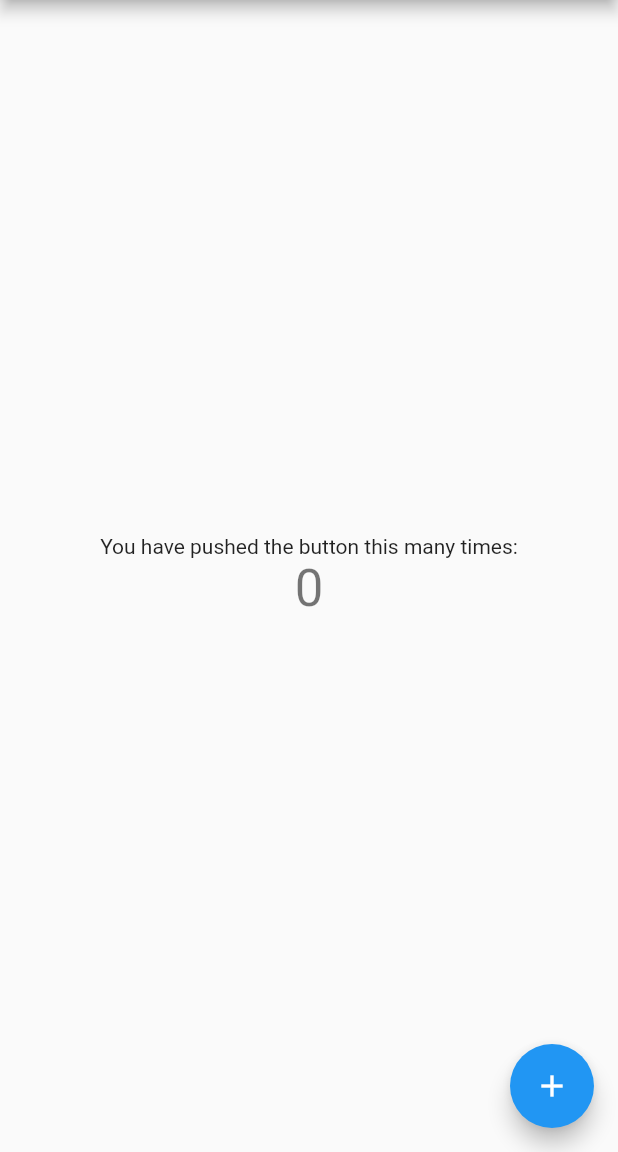
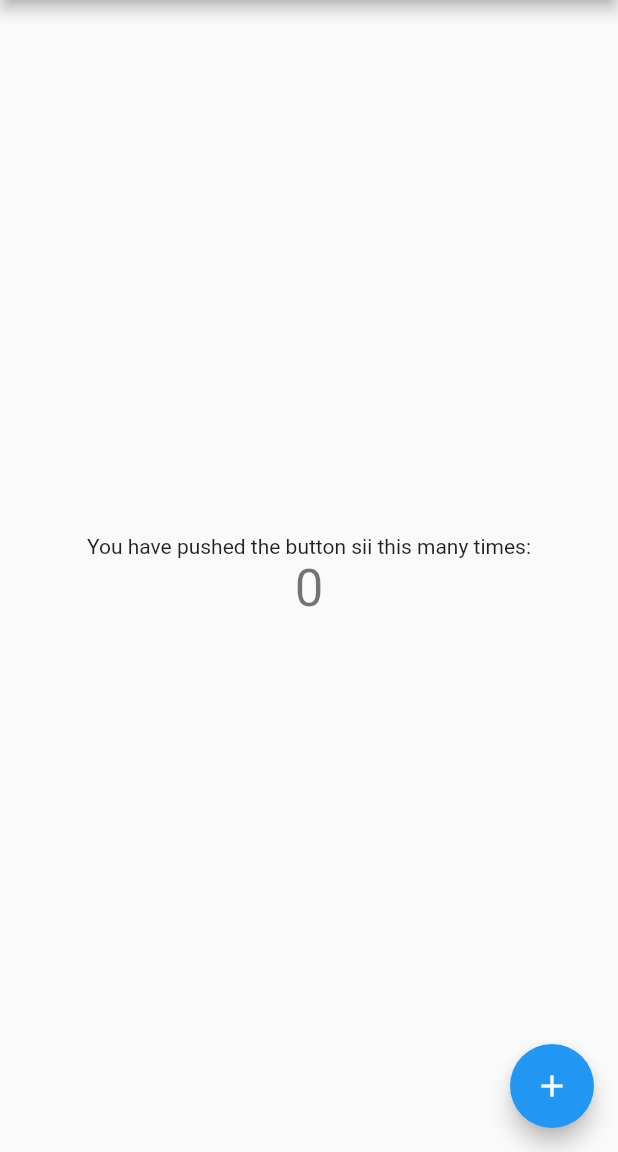
Before and after one commit to JulianCaruso/flutter_app_prueba, a Flutter app: the screen it shows after launch, on a phone screen of 412 x 824 dp, the part 84-1236 px from its top. Run offline on Flutter 3.47's test engine with Material 2 defaults, Android fonts, the phone set to English and light mode, and no system bars.

Commit message:
1er Commit desde VSCode en macOS. Agregado un "sii" en el texto de la pantalla principal

```diff
--- a/lib/main.dart
+++ b/lib/main.dart
@@ -92,7 +92,7 @@ class _MyHomePageState extends State<MyHomePage> {
           mainAxisAlignment: MainAxisAlignment.center,
           children: <Widget>[
             Text(
-              'You have pushed the button this many times:',
+              'You have pushed the button sii this many times:',
             ),
             Text(
               '$_counter',
```
